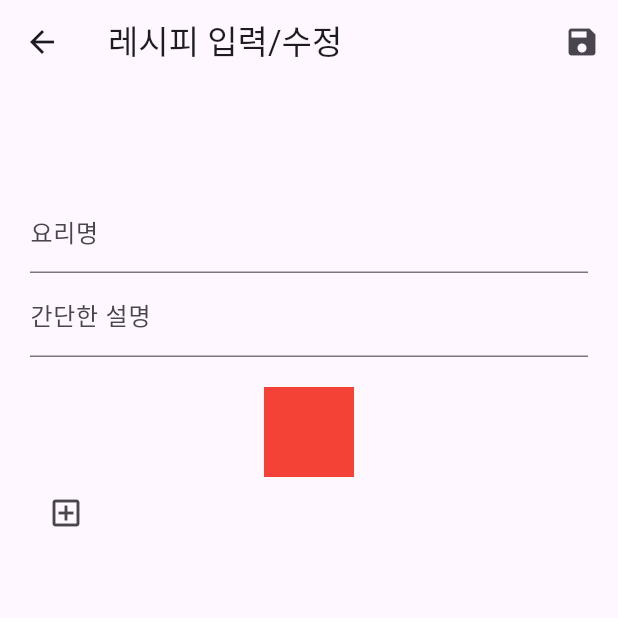
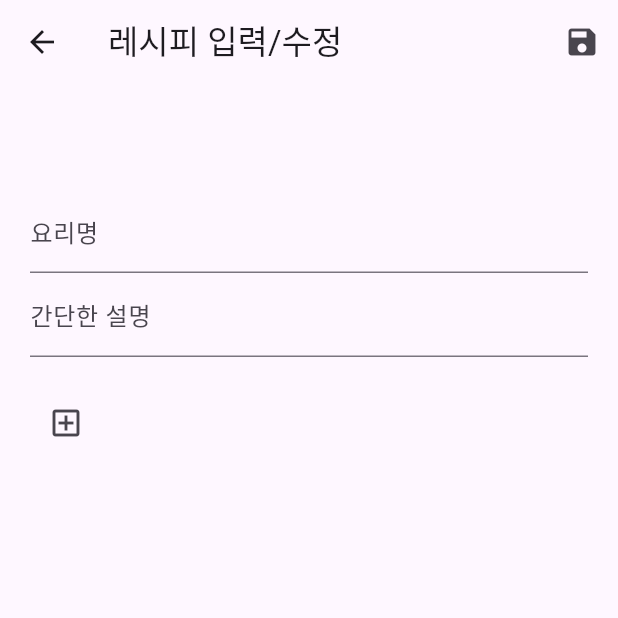
Before and after one commit to KwonSoHyeun/flutter_grams, a Flutter app: the screen it shows after launch, after a tap on the "add" icon, on a phone screen of 412 x 824 dp, the top half of it. Run offline on Flutter 3.47's test engine with Material 3 defaults, Android fonts, the phone set to English and light mode, and no system bars; our stand-ins replace hive, hive_flutter, logger; accounts and stored records are empty.

Commit message:
item 등록기능 정상동작

```diff
--- a/lib/screen/edit_cookery_page.dart
+++ b/lib/screen/edit_cookery_page.dart
@@ -35,16 +35,26 @@ class _EditCookeryPageState extends State<EditCookeryPage> {
 
   @override
   Widget build(BuildContext context) {
-    cookeryViewModel = Provider.of<CookeryViewModel>(context);
-    itemsViewModel = Provider.of<ItemsViewModel>(context, listen: false);
+    cookeryViewModel = Provider.of<CookeryViewModel>(context,
+        listen: false); //초기 데이타 기본값을을 널어주기 위함.
+    itemsViewModel = Provider.of<ItemsViewModel>(context,
+        listen: false); //초기 데이타 기본값을을 널어주기 위함.
+
 
     if (widget.index >= 0) {
+      //진입시 1회만 수행된다.
+      //itemViewModel.
       editCookery = cookeryViewModel.getAtIndex(widget.index);
-      titleController.text = editCookery.title;
+      titleController.text = editCookery.title + ":"+ editCookery.key.toString();
       descController.text = editCookery.desc;
 
+       print("widget.index:" + widget.index.toString());
+      if (editCookery.ingredients != null) {
         print("재료의 길이값:" + editCookery.ingredients!.length.toString());
-      itemsViewModel.setItemList(editCookery.ingredients!);
+        itemsViewModel.setDataItemList(editCookery.ingredients!);
+      } else {
+        print("재료의 길이값: null" );
+      }
     }
 
     return Scaffold(
@@ -59,7 +69,7 @@ class _EditCookeryPageState extends State<EditCookeryPage> {
                 tooltip: 'Save new data',
                 onPressed: () {
                   cookeryViewModel.addCookery(
-                      titleController.text, descController.text, null);
+                      titleController.text, descController.text, itemsViewModel.getIngredientList());
                   Navigator.of(context).pop();
                 },
               ),
@@ -90,16 +100,13 @@ class _EditCookeryPageState extends State<EditCookeryPage> {
             )
           ],
         ),
-        body: Consumer<ItemsViewModel>(
-            builder: (_, itemProvider, __) => SingleChildScrollView(
+        body: SingleChildScrollView(
           padding: EdgeInsets.only(
-                      top: 50,
-                      bottom: MediaQuery.of(context).viewInsets.bottom),
+              top: 50, bottom: MediaQuery.of(context).viewInsets.bottom),
           child: Padding(
             padding: const EdgeInsets.all(20),
             child: Column(
               children: <Widget>[
-
                 TextFormField(
                   scrollPadding: EdgeInsets.only(
                       bottom: MediaQuery.of(context).viewInsets.bottom),
@@ -109,37 +116,17 @@ class _EditCookeryPageState extends State<EditCookeryPage> {
                 ),
                 TextField(
                   controller: descController,
-                          decoration:
-                              const InputDecoration(labelText: '간단한 설명'),
+                  decoration: const InputDecoration(labelText: '간단한 설명'),
                   keyboardType: TextInputType.text,
                 ),
                 const Padding(padding: EdgeInsets.all(10)),
                 ColumnItemWidget(),
-                        const SizedBox(
-                          width: 60,
-                          height: 60,
-                          child: DecoratedBox(
-                              decoration: BoxDecoration(
-                            color: Colors.red,
-                          )),
-                        ),
-                        Row(
-                          children: <Widget>[
-                            SizedBox(
-                                child: IconButton(
-                              icon: Icon(Icons.add_box_outlined),
-                              onPressed: () {
-                                itemProvider.addNewWidgetWithController();
-                                //onAddBoxPress();
-                              },
-                            ))
-                          ],
-                        )
               ],
             ),
           ),
-                )));
+        ));
   }
+
 
   void showConfirm(BuildContext context) {
     // if (!mounted) return;
--- a/lib/screen/list_cookery_page.dart
+++ b/lib/screen/list_cookery_page.dart
@@ -36,7 +36,7 @@ class _ListCookeryPageState extends State<ListCookeryPage> {
             itemBuilder: (context, index) {
               return ListTile(
                 title : Text("${albumList[index].title}"),
-                subtitle : Text("${albumList[index].desc}"),
+                subtitle : Text("${albumList[index].desc} , ${albumList[index].ingredients!.length}"),
                 onLongPress :(){ _navigateToEditScreen(context, index);},
               );
             },
--- a/lib/services/local_repository.dart
+++ b/lib/services/local_repository.dart
@@ -15,7 +15,7 @@ class LocalRepository {
   }
 
   Cookery? getAtIndex(int index) {
-    var item = Hive.box<Cookery>(boxName).getAt(index) ;
+    Cookery? item = Hive.box<Cookery>(boxName).getAt(index) ;
     return item;
   }
 
--- a/lib/viewmodel/cookery_viewmodel.dart
+++ b/lib/viewmodel/cookery_viewmodel.dart
@@ -7,7 +7,7 @@ class CookeryViewModel with ChangeNotifier {
   late final LocalController _cookeryController;
 
   List<Cookery> _cookeryList = List.empty(growable: true);
-  List<Cookery> get cookeryList => _cookeryList;
+ // List<Cookery> get cookeryList => _cookeryList;
 
   CookeryViewModel() {
     _cookeryController = LocalController();
@@ -15,15 +15,14 @@ class CookeryViewModel with ChangeNotifier {
   }
 
   _getCookeryList() {
-    _cookeryList = _cookeryController.getAll();
+    _cookeryList = getCookeryList();
     notifyListeners();
   }
 
   List<Cookery> getCookeryList() {
-    //todo 위에 함수와 기능이 중복인지 확인할것.
     _cookeryList = _cookeryController.getAll();
     // notifyListeners();
-    return cookeryList;
+    return _cookeryList;
   }
 
   // Future<void> addCookery(Cookery cookery) async {
@@ -41,9 +40,14 @@ class CookeryViewModel with ChangeNotifier {
   }
 
   getAtIndex(int index) {
-    Cookery? item = _cookeryController.getAtIndex(index);
+    Cookery item = _cookeryList[index];
     return item;
   }
+
+  // getAtIndex(int index) {
+  //   Cookery? item = _cookeryController.getAtIndex(index);
+  //   return item;
+  // }
 
   update(int index, String title, String desc, List<Ingredient>? items) {
     Cookery data = Cookery(title:title, desc:desc, ingredients:items) ;
--- a/lib/widgets/column_item_widget.dart
+++ b/lib/widgets/column_item_widget.dart
@@ -5,8 +5,6 @@ import 'package:provider/provider.dart';
 import 'package:grams/viewmodel/items_viewmodel.dart';
 
 class ColumnItemWidget extends StatefulWidget {
-
-//const ListCookeryPage({super.key, required this.title});
   ColumnItemWidget({super.key});
 
   @override
@@ -16,8 +14,20 @@ class ColumnItemWidget extends StatefulWidget {
 class _ColumnItemWidgetState extends State<ColumnItemWidget> {
   @override
   Widget build(BuildContext context) {
-    final consumer = Provider.of<ItemsViewModel>(context);
-
-    return Column(children: consumer.getBoxItems());
+    return Consumer<ItemsViewModel>(
+        builder: (context, provider, child) => Column(children: <Widget>[
+              Column(children: provider.getBoxItems()),
+              Row(
+                children: <Widget>[
+                  SizedBox(
+                      child: IconButton(
+                    icon: Icon(Icons.add_box_outlined),
+                    onPressed: () {
+                      provider.addNewWidgetWithController();
+                    },
+                  ))
+                ],
+              )
+            ]));
   }
 }
```
Also changed, not shown: lib/viewmodel/items_viewmodel.dart (+14 -11 lines), 5 other files. Lines whose indentation alone changed are shown as unchanged.
